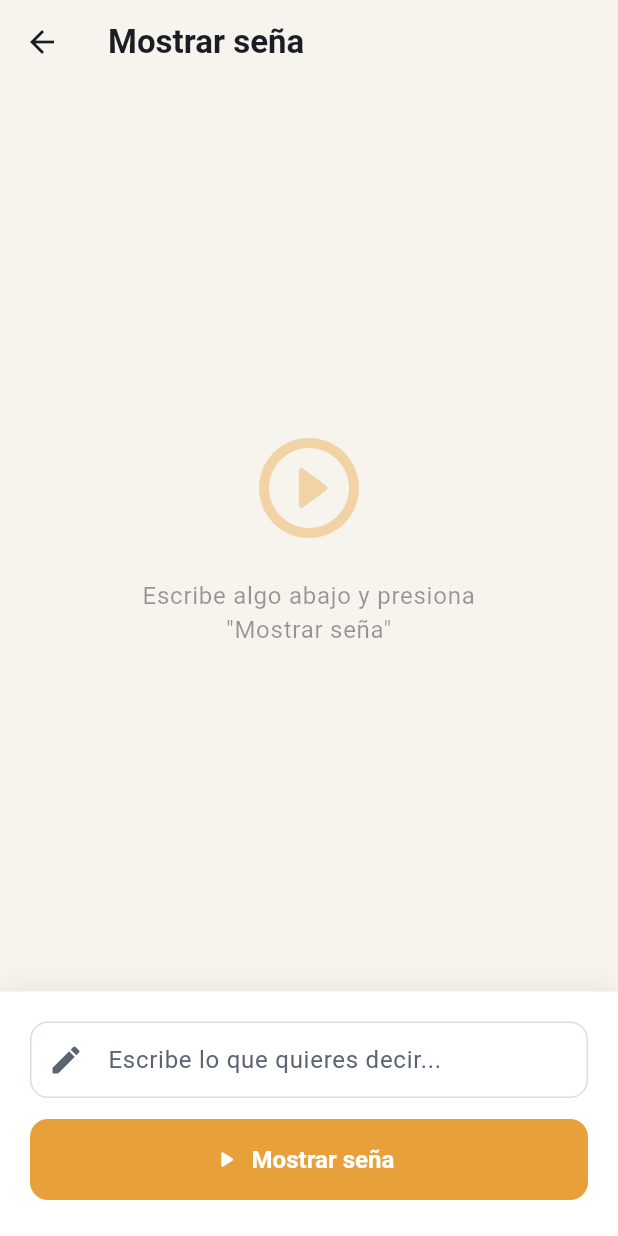
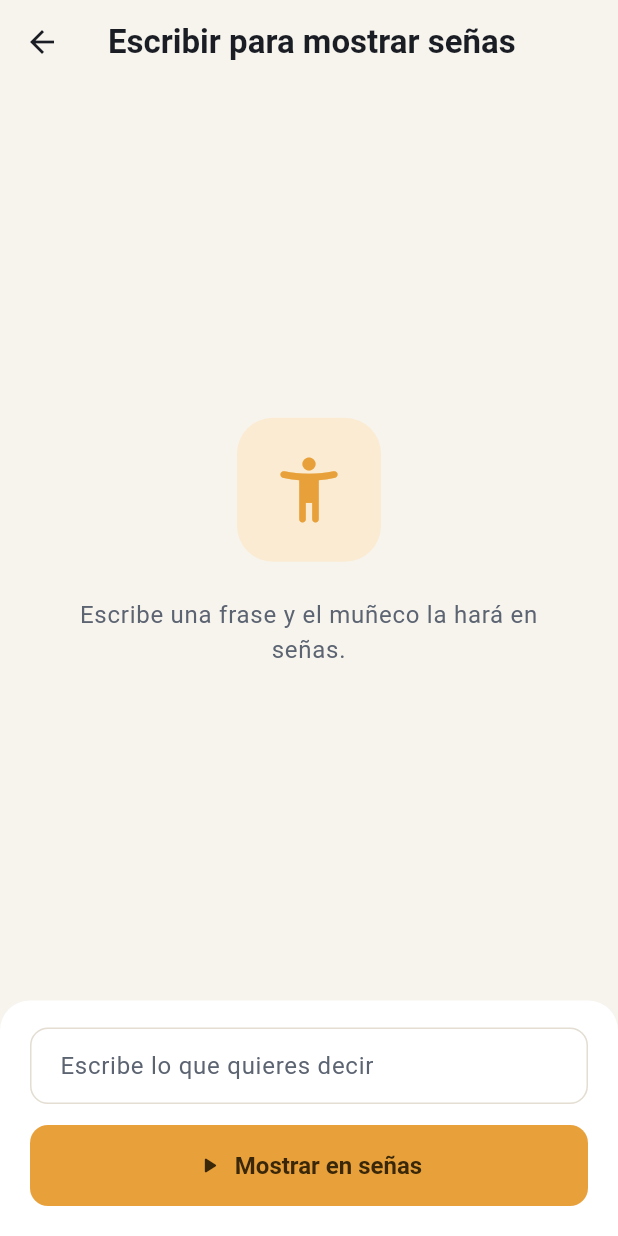
Before and after one commit to Josemaromero46/lesho-app, a Flutter app: the PantallaTextoASena screen opened directly, on a phone screen of 412 x 824 dp. Run offline on Flutter 3.47's test engine with Material 3 defaults, Android fonts, the phone set to English and light mode, and no system bars; our stand-ins replace camera, permission_handler, video_player; missing offline and left inert: tflite_flutter.

Commit message:
Reconstruye la pantalla de texto a seña sobre el muñeco
La pantalla seguía montada sobre el enfoque anterior de videos pregrabados:
usaba el reproductor de video y buscaba archivos en una carpeta de assets que
no existe, así que no mostraba nada. Se rehace con las piezas vigentes.

- Traduce la frase con el diccionario de señas y reproduce las unidades en
  secuencia sobre el muñeco, encadenando cada clip con el siguiente.
- Muestra la palabra en curso y su posición dentro de la frase.
- Salta los clips que aún no se han grabado y avisa cuáles faltan, en lugar de
  interrumpir la reproducción.
- Adopta el lenguaje visual del resto de la aplicación: el muñeco en una tarjeta
  sobre el fondo arena y el panel de escritura como hoja redondeada, con el
  ámbar que identifica a esta dirección.

Co-Authored-By: Claude Opus 4.8 <noreply@anthropic.com>

```diff
--- a/app/lib/ui/pantalla_texto_a_sena.dart
+++ b/app/lib/ui/pantalla_texto_a_sena.dart
@@ -1,12 +1,17 @@
 import 'package:flutter/material.dart';
-import 'package:lesho_app/texto_a_sena/cola_reproduccion.dart';
-import 'package:video_player/video_player.dart';
+import 'package:lesho_app/texto_a_sena/clip_sena.dart';
+import 'package:lesho_app/texto_a_sena/diccionario_senas.dart';
+import 'package:lesho_app/texto_a_sena/reproductor_sena.dart';
 
-/// Pantalla de texto a seña (Dirección 2: persona oyente escribe -> video).
+/// Pantalla de texto a seña (Dirección 2: la persona oyente escribe, el niño ve).
 ///
-/// La persona oyente escribe una frase. La app tokeniza el texto, busca
-/// cada palabra en el diccionario visual y reproduce los videos en secuencia.
-/// Si una palabra no tiene video, hace el fallback de deletreo letra por letra.
+/// La persona escribe una frase, el diccionario la descompone en unidades (una
+/// seña propia por palabra, o el deletreo letra por letra cuando la palabra no
+/// tiene seña registrada) y el muñeco las reproduce en orden.
+///
+/// Los clips que aún no se han grabado se saltan sin romper la reproducción: se
+/// avisa al final qué palabras no se pudieron mostrar, en vez de dejar la
+/// pantalla colgada.
 class PantallaTextoASena extends StatefulWidget {
   const PantallaTextoASena({super.key});
 
@@ -14,30 +19,81 @@ class PantallaTextoASena extends StatefulWidget {
   State<PantallaTextoASena> createState() => _EstadoPantallaTextoASena();
 }
 
+/// Un paso de la reproducción: el clip ya cargado y la palabra que representa.
+class _Paso {
+  final ClipSena clip;
+  final String etiqueta;
+  const _Paso(this.clip, this.etiqueta);
+}
+
 class _EstadoPantallaTextoASena extends State<PantallaTextoASena> {
-  final _cola = ColaReproduccion();
+  final _diccionario = DiccionarioSenas();
   final _controladorTexto = TextEditingController();
   final _focoTexto = FocusNode();
 
-  @override
-  void initState() {
-    super.initState();
-    _cola.addListener(() => setState(() {}));
-  }
+  List<_Paso> _pasos = [];
+  int _indice = 0;
+  bool _preparando = false;
+  List<String> _sinClip = [];
+
+  bool get _reproduciendo => _pasos.isNotEmpty;
 
   @override
   void dispose() {
-    _cola.dispose();
     _controladorTexto.dispose();
     _focoTexto.dispose();
     super.dispose();
   }
 
-  Future<void> _mostrarSena() async {
-    final texto = _controladorTexto.text.trim();
-    if (texto.isEmpty) return;
+  /// Traduce la frase y carga los clips necesarios. Los que falten se anotan
+  /// para avisar al final, y la reproducción sigue con los que sí están.
+  Future<void> _mostrar() async {
+    final frase = _controladorTexto.text.trim();
+    if (frase.isEmpty) return;
     _focoTexto.unfocus();
-    await _cola.reproducirFrase(texto);
+
+    setState(() {
+      _preparando = true;
+      _pasos = [];
+      _indice = 0;
+      _sinClip = [];
+    });
+
+    final unidades = _diccionario.traducir(frase);
+    final pasos = <_Paso>[];
+    final faltantes = <String>[];
+
+    for (final unidad in unidades) {
+      for (final ruta in unidad.clips) {
+        try {
+          pasos.add(_Paso(await ClipSena.desdeAsset(ruta), unidad.texto));
+        } catch (_) {
+          if (!faltantes.contains(unidad.texto)) faltantes.add(unidad.texto);
+        }
+      }
+    }
+
+    if (!mounted) return;
+    setState(() {
+      _preparando = false;
+      _pasos = pasos;
+      _sinClip = faltantes;
+    });
+  }
+
+  void _siguiente() {
+    if (_indice + 1 < _pasos.length) {
+      setState(() => _indice++);
+    } else {
+      setState(() => _pasos = []);
+    }
+  }
+
+  void _detener() {
+    setState(() {
+      _pasos = [];
+      _indice = 0;
+    });
   }
 
   @override
@@ -49,162 +105,113 @@ class _EstadoPantallaTextoASena extends State<PantallaTextoASena> {
         backgroundColor: Colors.transparent,
         foregroundColor: colores.onSurface,
         elevation: 0,
-        title: const Text('Mostrar seña'),
+        title: const Text('Escribir para mostrar señas'),
       ),
       body: SafeArea(
         child: Column(
           children: [
-            Expanded(
-              child: _AreaVideo(cola: _cola),
-            ),
-            _PanelEntrada(
-              controlador: _controladorTexto,
-              foco: _focoTexto,
-              cola: _cola,
-              onMostrar: _mostrarSena,
-            ),
-          ],
-        ),
-      ),
-    );
-  }
-}
-
-// ---------------------------------------------------------------------------
-// Widgets internos
-// ---------------------------------------------------------------------------
-
-class _AreaVideo extends StatelessWidget {
-  final ColaReproduccion cola;
-
-  const _AreaVideo({required this.cola});
-
-  @override
-  Widget build(BuildContext context) {
-    final colores = Theme.of(context).colorScheme;
-
-    if (!cola.reproduciendo && cola.controlador == null) {
-      return Center(
-        child: Padding(
-          padding: const EdgeInsets.all(40),
-          child: Column(
-            mainAxisSize: MainAxisSize.min,
-            children: [
-              Icon(
-                Icons.play_circle_outline_rounded,
-                size: 80,
-                color: colores.tertiary.withValues(alpha:0.4),
-              ),
-              const SizedBox(height: 20),
-              Text(
-                'Escribe algo abajo y presiona\n"Mostrar seña"',
-                textAlign: TextAlign.center,
-                style: Theme.of(context).textTheme.bodyLarge?.copyWith(
-                      color: colores.onSurface.withValues(alpha:0.45),
-                    ),
-              ),
+            Expanded(child: _escena(colores)),
+            _panelEntrada(colores),
           ],
         ),
       ),
     );
   }
 
-    final controlador = cola.controlador;
-
-    if (controlador == null || !controlador.value.isInitialized) {
+  /// El muñeco, o el estado inicial cuando todavía no hay nada que mostrar.
+  Widget _escena(ColorScheme colores) {
+    if (_preparando) {
       return const Center(child: CircularProgressIndicator());
     }
 
-    return Column(
+    if (!_reproduciendo) {
+      return _EstadoInicial(sinClip: _sinClip);
+    }
+
+    final paso = _pasos[_indice];
+    return Padding(
+      padding: const EdgeInsets.fromLTRB(20, 4, 20, 12),
+      child: Column(
         children: [
           Expanded(
-          child: Center(
-            child: AspectRatio(
-              aspectRatio: controlador.value.aspectRatio,
-              child: VideoPlayer(controlador),
+            child: Container(
+              decoration: BoxDecoration(
+                color: colores.surface,
+                borderRadius: BorderRadius.circular(20),
+                border: Border.all(color: colores.outlineVariant),
+              ),
+              clipBehavior: Clip.antiAlias,
+              child: ReproductorSena(
+                key: ValueKey(_indice),
+                clip: paso.clip,
+                alTerminar: _siguiente,
               ),
             ),
           ),
-        if (cola.totalVideos > 1)
-          Padding(
-            padding: const EdgeInsets.symmetric(horizontal: 24, vertical: 8),
-            child: Row(
+          const SizedBox(height: 14),
+          Row(
+            mainAxisAlignment: MainAxisAlignment.center,
             children: [
               Text(
-                  'Video ${cola.videoActual} de ${cola.totalVideos}',
-                  style: Theme.of(context).textTheme.bodyMedium?.copyWith(
-                        color: colores.onSurface.withValues(alpha:0.5),
+                paso.etiqueta.toUpperCase(),
+                style: Theme.of(context).textTheme.titleLarge?.copyWith(
+                      color: colores.primary,
+                      letterSpacing: 1.5,
                     ),
+              ),
+              if (_pasos.length > 1) ...[
+                const SizedBox(width: 12),
+                Text(
+                  '${_indice + 1} de ${_pasos.length}',
+                  style: Theme.of(context).textTheme.bodyMedium,
+                ),
+              ],
+            ],
           ),
         ],
       ),
-          ),
-      ],
     );
   }
-}
 
-class _PanelEntrada extends StatelessWidget {
-  final TextEditingController controlador;
-  final FocusNode foco;
-  final ColaReproduccion cola;
-  final VoidCallback onMostrar;
-
-  const _PanelEntrada({
-    required this.controlador,
-    required this.foco,
-    required this.cola,
-    required this.onMostrar,
-  });
-
-  @override
-  Widget build(BuildContext context) {
-    final colores = Theme.of(context).colorScheme;
-
+  Widget _panelEntrada(ColorScheme colores) {
     return Container(
-      decoration: BoxDecoration(
+      decoration: const BoxDecoration(
         color: Colors.white,
-        boxShadow: [
-          BoxShadow(
-            color: Colors.black.withValues(alpha:0.06),
-            blurRadius: 12,
-            offset: const Offset(0, -3),
+        borderRadius: BorderRadius.vertical(top: Radius.circular(20)),
       ),
-        ],
-      ),
-      padding: const EdgeInsets.fromLTRB(20, 20, 20, 24),
+      padding: const EdgeInsets.fromLTRB(20, 18, 20, 20),
       child: Column(
         mainAxisSize: MainAxisSize.min,
         crossAxisAlignment: CrossAxisAlignment.stretch,
         children: [
           TextField(
-            controller: controlador,
-            focusNode: foco,
-            maxLines: 3,
+            controller: _controladorTexto,
+            focusNode: _focoTexto,
+            maxLines: 2,
             minLines: 1,
             textCapitalization: TextCapitalization.sentences,
+            textInputAction: TextInputAction.send,
             decoration: const InputDecoration(
-              hintText: 'Escribe lo que quieres decir...',
-              prefixIcon: Icon(Icons.edit_rounded),
+              hintText: 'Escribe lo que quieres decir',
             ),
-            onSubmitted: (_) => onMostrar(),
+            onSubmitted: (_) => _mostrar(),
           ),
           const SizedBox(height: 14),
           FilledButton.icon(
-            onPressed: cola.reproduciendo ? null : onMostrar,
-            icon: cola.reproduciendo
-                ? const SizedBox(
-                    width: 18,
-                    height: 18,
-                    child: CircularProgressIndicator(
-                      strokeWidth: 2,
-                      color: Colors.white,
+            onPressed: _preparando ? null : (_reproduciendo ? _detener : _mostrar),
+            icon: Icon(_reproduciendo
+                ? Icons.stop_rounded
+                : Icons.play_arrow_rounded),
+            label: Text(_reproduciendo ? 'Detener' : 'Mostrar en señas'),
+            style: FilledButton.styleFrom(
+              backgroundColor:
+                  _reproduciendo ? colores.error : colores.secondary,
+              foregroundColor:
+                  _reproduciendo ? Colors.white : colores.onSecondary,
+              padding: const EdgeInsets.symmetric(vertical: 16),
+              shape: RoundedRectangleBorder(
+                borderRadius: BorderRadius.circular(12),
               ),
-                  )
-                : const Icon(Icons.play_arrow_rounded),
-            label: Text(cola.reproduciendo ? 'Reproduciendo...' : 'Mostrar seña'),
-            style: FilledButton.styleFrom(
-              backgroundColor: colores.tertiary,
             ),
           ),
         ],
@@ -212,3 +219,65 @@ class _PanelEntrada extends StatelessWidget {
     );
   }
 }
+
+/// Estado inicial: invita a escribir y, si la última frase tuvo palabras sin
+/// clip grabado, lo dice con claridad en vez de fallar en silencio.
+class _EstadoInicial extends StatelessWidget {
+  final List<String> sinClip;
+
+  const _EstadoInicial({required this.sinClip});
+
+  @override
+  Widget build(BuildContext context) {
+    final colores = Theme.of(context).colorScheme;
+
+    return Center(
+      child: Padding(
+        padding: const EdgeInsets.symmetric(horizontal: 40),
+        child: Column(
+          mainAxisSize: MainAxisSize.min,
+          children: [
+            Container(
+              width: 96,
+              height: 96,
+              decoration: BoxDecoration(
+                color: colores.secondaryContainer,
+                borderRadius: BorderRadius.circular(24),
+              ),
+              child: Icon(
+                Icons.accessibility_new_rounded,
+                size: 52,
+                color: colores.secondary,
+              ),
+            ),
+            const SizedBox(height: 24),
+            Text(
+              'Escribe una frase y el muñeco la hará en señas.',
+              textAlign: TextAlign.center,
+              style: Theme.of(context).textTheme.bodyLarge?.copyWith(
+                    color: colores.onSurfaceVariant,
+                  ),
+            ),
+            if (sinClip.isNotEmpty) ...[
+              const SizedBox(height: 24),
+              Container(
+                padding: const EdgeInsets.symmetric(horizontal: 16, vertical: 12),
+                decoration: BoxDecoration(
+                  color: colores.secondaryContainer,
+                  borderRadius: BorderRadius.circular(12),
+                ),
+                child: Text(
+                  'Todavía no hay seña grabada para: ${sinClip.join(", ")}',
+                  textAlign: TextAlign.center,
+                  style: Theme.of(context).textTheme.bodyMedium?.copyWith(
+                        color: colores.onSecondaryContainer,
+                      ),
+                ),
+              ),
+            ],
+          ],
+        ),
+      ),
+    );
+  }
+}
```
Lines whose indentation alone changed are shown as unchanged.
